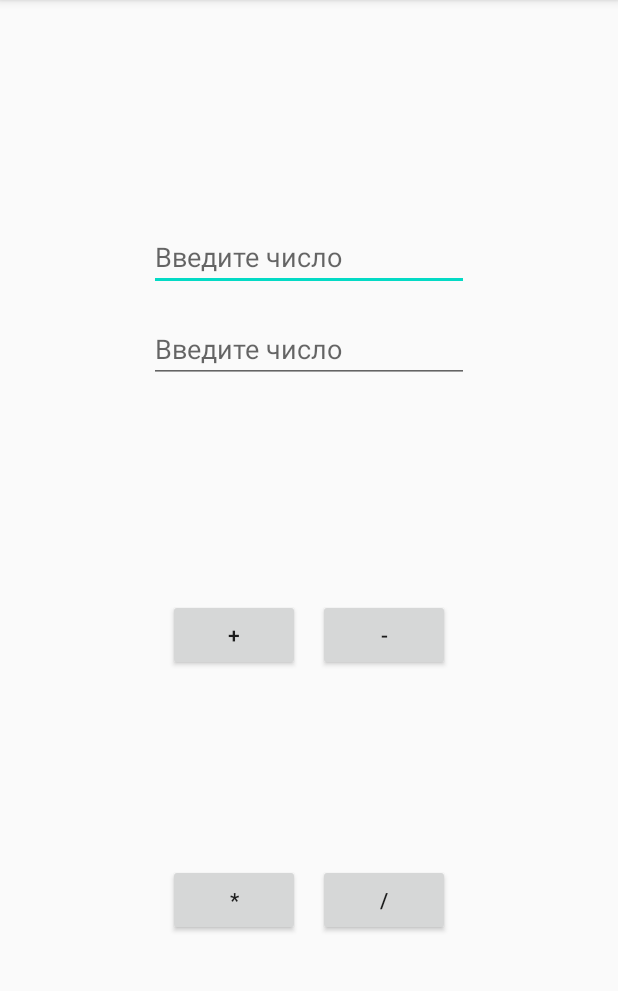
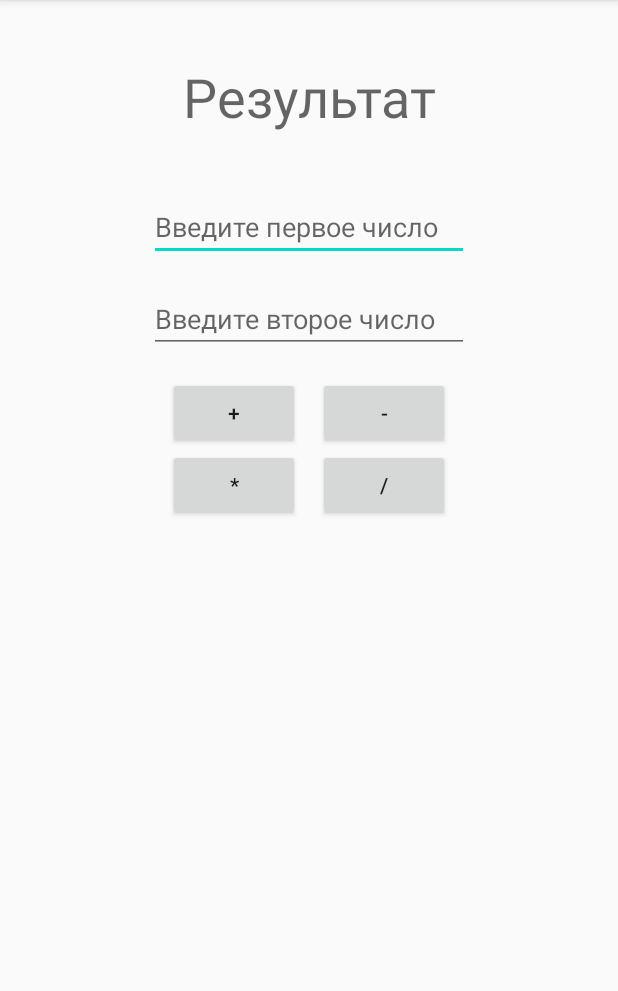
Before and after one commit to astrovoin/Calc, an Android app: the screen it shows after launch (MainActivity), on a phone screen of 412 x 824 dp, the part 84-1075 px from its top. Run offline under Robolectric (Android 15) with nearby library versions, the phone set to English and light mode, and no system bars.

Commit message:
Создание остальных функций + доработка

```diff
--- a/app/src/main/AndroidManifest.xml
+++ b/app/src/main/AndroidManifest.xml
@@ -10,6 +10,9 @@
         android:supportsRtl="true"
         android:theme="@style/AppTheme">
         <activity android:name=".MainActivity">
+            android:configChanges="keyboardHidden|orientation|screenSize"
+            android:windowSoftInputMode="adjustPan|adjustResize|stateHidden"
+
             <intent-filter>
                 <action android:name="android.intent.action.MAIN" />
 
--- a/app/src/main/res/layout/activity_main.xml
+++ b/app/src/main/res/layout/activity_main.xml
@@ -6,46 +6,70 @@
     android:layout_height="match_parent"
     tools:context=".MainActivity">
 
+    <TextView
+        android:id="@+id/result"
+        android:layout_width="wrap_content"
+        android:layout_height="wrap_content"
+        android:layout_marginTop="24dp"
+        android:layout_marginBottom="24dp"
+        android:gravity="center_horizontal"
+        android:hint="Результат"
+        android:textSize="36sp"
+        app:layout_constraintBottom_toTopOf="@+id/num1"
+        app:layout_constraintEnd_toEndOf="parent"
+        app:layout_constraintStart_toStartOf="parent"
+        app:layout_constraintTop_toTopOf="parent" />
+
     <EditText
         android:id="@+id/num1"
         android:layout_width="wrap_content"
         android:layout_height="wrap_content"
         android:layout_marginStart="8dp"
-        android:layout_marginTop="32dp"
         android:layout_marginEnd="8dp"
         android:ems="10"
-        android:hint="Введите число"
+        android:hint="Введите первое число"
         android:inputType="number"
+        android:textIsSelectable="false"
+        app:layout_constraintBottom_toTopOf="@id/num2"
         app:layout_constraintEnd_toEndOf="parent"
         app:layout_constraintStart_toStartOf="parent"
-        app:layout_constraintTop_toBottomOf="@+id/result" />
+        app:layout_constraintTop_toBottomOf="@id/result" />
 
     <EditText
         android:id="@+id/num2"
         android:layout_width="wrap_content"
         android:layout_height="wrap_content"
         android:layout_marginStart="8dp"
-        android:layout_marginTop="16dp"
         android:layout_marginEnd="8dp"
         android:ems="10"
-        android:hint="Введите число"
+        android:hint="Введите второе число"
         android:inputType="number"
+        app:layout_constraintBottom_toTopOf="@+id/plusbtn"
         app:layout_constraintEnd_toEndOf="parent"
         app:layout_constraintStart_toStartOf="parent"
-        app:layout_constraintTop_toBottomOf="@+id/num1" />
+        app:layout_constraintTop_toBottomOf="@id/num1" />
 
     <Button
         android:id="@+id/plusbtn"
         android:layout_width="wrap_content"
         android:layout_height="wrap_content"
         android:layout_marginStart="99dp"
-        android:layout_marginTop="32dp"
-        android:layout_marginBottom="8dp"
-        android:onClick="onClickPlusBtn"
         android:text="+"
         app:layout_constraintBottom_toTopOf="@+id/multiplybtn"
         app:layout_constraintEnd_toStartOf="@+id/minusbtn"
         app:layout_constraintStart_toStartOf="parent"
+        app:layout_constraintTop_toTopOf="@+id/minusbtn" />
+
+    <Button
+        android:id="@+id/minusbtn"
+        android:layout_width="wrap_content"
+        android:layout_height="wrap_content"
+        android:layout_marginTop="16dp"
+        android:layout_marginEnd="99dp"
+        android:text="-"
+        app:layout_constraintBottom_toTopOf="@+id/delbtn"
+        app:layout_constraintEnd_toEndOf="parent"
+        app:layout_constraintStart_toEndOf="@+id/plusbtn"
         app:layout_constraintTop_toBottomOf="@+id/num2" />
 
     <Button
@@ -53,51 +77,19 @@
         android:layout_width="wrap_content"
         android:layout_height="wrap_content"
         android:layout_marginStart="99dp"
-        android:layout_marginTop="8dp"
-        android:layout_marginBottom="32dp"
-        android:onClick="onClickMultiplyBtn"
         android:text="*"
-        app:layout_constraintBottom_toBottomOf="parent"
         app:layout_constraintEnd_toStartOf="@+id/delbtn"
         app:layout_constraintStart_toStartOf="parent"
         app:layout_constraintTop_toBottomOf="@+id/plusbtn" />
 
     <Button
-        android:id="@+id/minusbtn"
-        android:layout_width="wrap_content"
-        android:layout_height="wrap_content"
-        android:layout_marginTop="32dp"
-        android:layout_marginEnd="99dp"
-        android:layout_marginBottom="8dp"
-        android:onClick="onClickMinusBtn"
-        android:text="-"
-        app:layout_constraintBottom_toTopOf="@+id/delbtn"
-        app:layout_constraintEnd_toEndOf="parent"
-        app:layout_constraintHorizontal_bias="0.0"
-        app:layout_constraintStart_toEndOf="@+id/plusbtn"
-        app:layout_constraintTop_toBottomOf="@+id/num2" />
-
-    <Button
         android:id="@+id/delbtn"
         android:layout_width="wrap_content"
         android:layout_height="wrap_content"
-        android:layout_marginTop="8dp"
         android:layout_marginEnd="99dp"
-        android:layout_marginBottom="32dp"
-        android:onClick="onClickDelBtn"
         android:text="/"
-        app:layout_constraintBottom_toBottomOf="parent"
         app:layout_constraintEnd_toEndOf="parent"
         app:layout_constraintStart_toEndOf="@+id/multiplybtn"
-        app:layout_constraintTop_toBottomOf="@+id/minusbtn" />
+        app:layout_constraintTop_toTopOf="@+id/multiplybtn" />
 
-    <TextView
-        android:id="@+id/result"
-        android:layout_width="wrap_content"
-        android:layout_height="wrap_content"
-        android:layout_marginTop="68dp"
-        android:textSize="36sp"
-        app:layout_constraintEnd_toEndOf="parent"
-        app:layout_constraintStart_toStartOf="parent"
-        app:layout_constraintTop_toTopOf="parent" />
 </androidx.constraintlayout.widget.ConstraintLayout>
```
Also changed, not shown: app/src/main/java/com/example/myapplication/MainActivity.java (+58 -30 lines).
